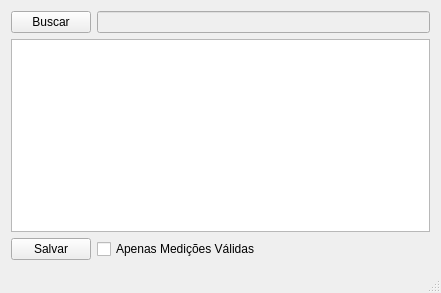
This is MainWindow.ui in OtavioPellicano/Separador_UFs_Rawdata as Qt 5 draws it before an edit. The edited form follows.
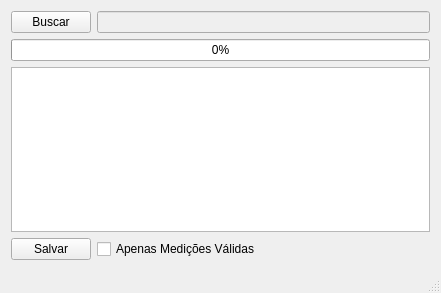
This is the edited form.

```diff
--- a/MainWindow.ui
+++ b/MainWindow.ui
@@ -35,6 +35,16 @@
         </item>
        </layout>
       </item>
+      <item>
+       <widget class="QProgressBar" name="progressBar">
+        <property name="value">
+         <number>0</number>
+        </property>
+        <property name="alignment">
+         <set>Qt::AlignCenter</set>
+        </property>
+       </widget>
+      </item>
       <item>
        <widget class="QTableWidget" name="tableWidget_listaArquivos"/>
       </item>
```
